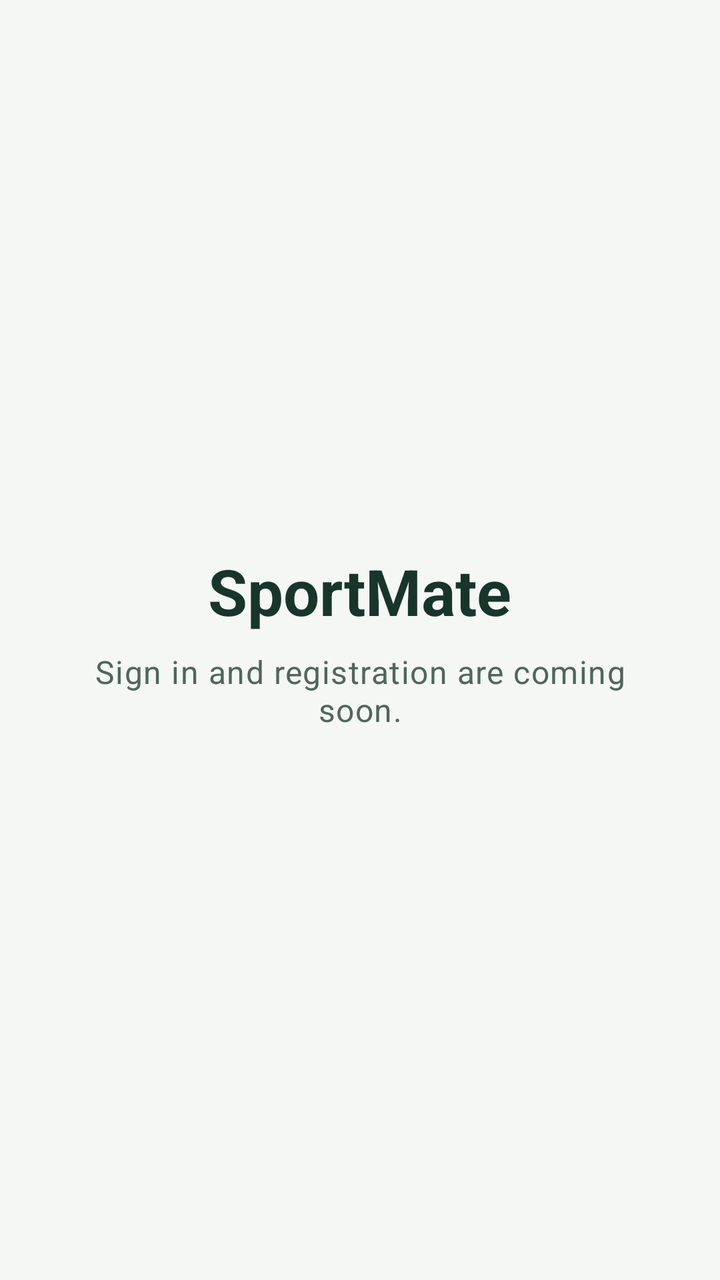
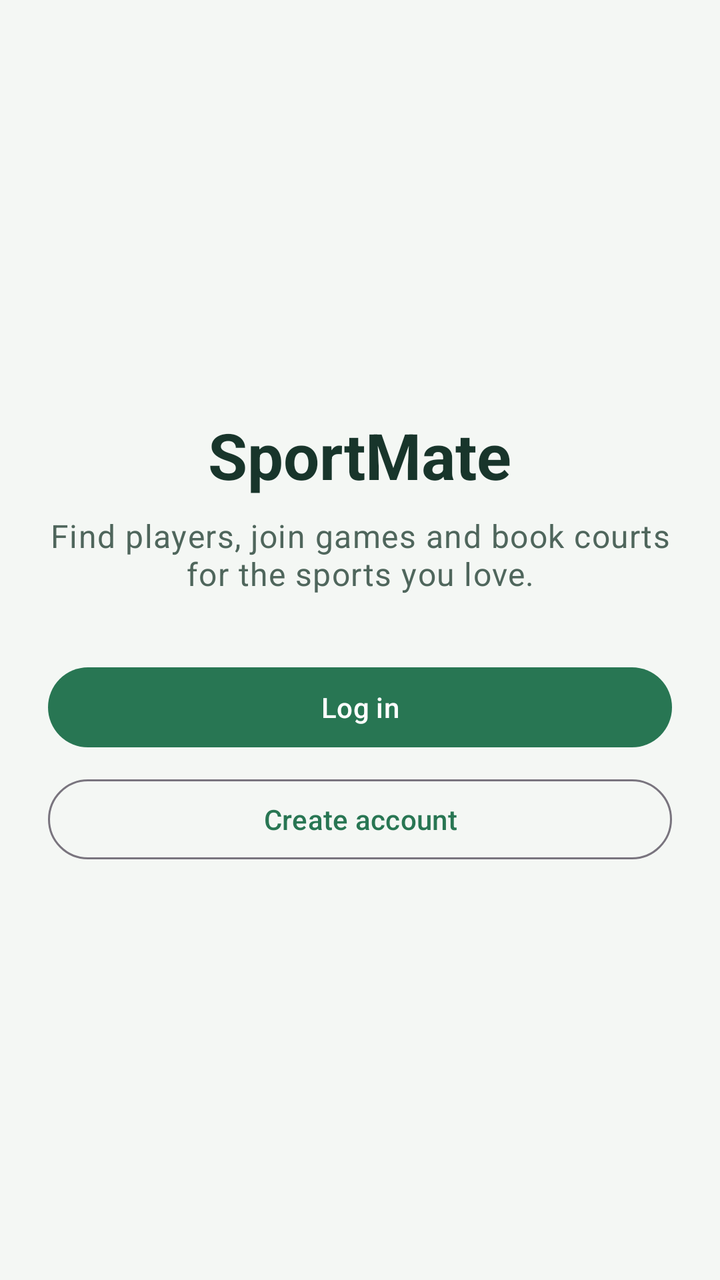

Two renders of the same Android screen: before a commit and after it. Below are the layout's source before the change and the commit's diff.
<!-- AndroidManifest.xml: application theme Theme.SportMate -->
<!-- res/layout/fragment_welcome.xml -->
<?xml version="1.0" encoding="utf-8"?>
<LinearLayout xmlns:android="http://schemas.android.com/apk/res/android"
    android:layout_width="match_parent"
    android:layout_height="match_parent"
    android:gravity="center"
    android:orientation="vertical"
    android:padding="@dimen/screen_padding">

    <TextView
        android:layout_width="wrap_content"
        android:layout_height="wrap_content"
        android:text="@string/app_name"
        android:textAppearance="@style/TextAppearance.SportMate.Title" />

    <TextView
        android:layout_width="wrap_content"
        android:layout_height="wrap_content"
        android:layout_marginTop="@dimen/spacing_sm"
        android:gravity="center"
        android:text="@string/welcome_coming_soon"
        android:textAppearance="@style/TextAppearance.SportMate.Body" />
</LinearLayout>
<!-- resources referenced by this layout -->
<resources>
  <dimen name="screen_padding">@dimen/spacing_lg</dimen>
  <dimen name="spacing_sm">8dp</dimen>
  <string name="app_name">SportMate</string>
  <string name="welcome_coming_soon">Sign in and registration are coming soon.</string>
  <style name="TextAppearance.SportMate.Body" parent="TextAppearance.Material3.BodyLarge">
          <item name="android:textColor">@color/sportmate_text_secondary</item>
      </style>
  <style name="TextAppearance.SportMate.Title" parent="TextAppearance.Material3.HeadlineLarge">
          <item name="android:textColor">@color/sportmate_text</item>
          <item name="android:textStyle">bold</item>
      </style>
  <style name="Theme.SportMate" parent="Theme.Material3.Light.NoActionBar">
          <item name="colorPrimary">@color/sportmate_green</item>
          <item name="colorOnPrimary">@color/sportmate_on_primary</item>
          <item name="colorSecondary">@color/sportmate_amber</item>
          <item name="colorError">@color/sportmate_error</item>
          <item name="colorSurface">@color/sportmate_surface</item>
          <item name="colorOnSurface">@color/sportmate_text</item>
          <item name="android:colorBackground">@color/sportmate_background</item>
          <item name="android:windowBackground">@color/sportmate_background</item>
          <item name="android:windowLightStatusBar">true</item>
      </style>
  <dimen name="spacing_lg">24dp</dimen>
  <color name="sportmate_text_secondary">#4F665C</color>
  <color name="sportmate_text">#18352B</color>
  <color name="sportmate_green">#287653</color>
  <color name="sportmate_on_primary">#FFFFFF</color>
  <color name="sportmate_amber">#E7A93B</color>
  <color name="sportmate_error">#B3261E</color>
  <color name="sportmate_surface">#FFFFFF</color>
  <color name="sportmate_background">#F4F7F4</color>
</resources>

<!-- the commit's change to res/layout/fragment_welcome.xml (unified diff, before → after) -->
@@ -17,6 +17,21 @@
         android:layout_height="wrap_content"
         android:layout_marginTop="@dimen/spacing_sm"
         android:gravity="center"
-        android:text="@string/welcome_coming_soon"
+        android:text="@string/welcome_message"
         android:textAppearance="@style/TextAppearance.SportMate.Body" />
+
+    <com.google.android.material.button.MaterialButton
+        android:id="@+id/login_button"
+        android:layout_width="match_parent"
+        android:layout_height="wrap_content"
+        android:layout_marginTop="@dimen/spacing_xl"
+        android:text="@string/action_login" />
+
+    <com.google.android.material.button.MaterialButton
+        android:id="@+id/register_button"
+        style="@style/Widget.Material3.Button.OutlinedButton"
+        android:layout_width="match_parent"
+        android:layout_height="wrap_content"
+        android:layout_marginTop="@dimen/spacing_sm"
+        android:text="@string/action_register" />
 </LinearLayout>
<!-- resource entries referenced after the edit -->
@@ -2,8 +2,11 @@
 <resources>
   <dimen name="screen_padding">@dimen/spacing_lg</dimen>
   <dimen name="spacing_sm">8dp</dimen>
+  <dimen name="spacing_xl">32dp</dimen>
+  <string name="action_login">Log in</string>
+  <string name="action_register">Create account</string>
   <string name="app_name">SportMate</string>
-  <string name="welcome_coming_soon">Sign in and registration are coming soon.</string>
+  <string name="welcome_message">Find players, join games and book courts for the sports you love.</string>
   <style name="TextAppearance.SportMate.Body" parent="TextAppearance.Material3.BodyLarge">
           <item name="android:textColor">@color/sportmate_text_secondary</item>
       </style>
